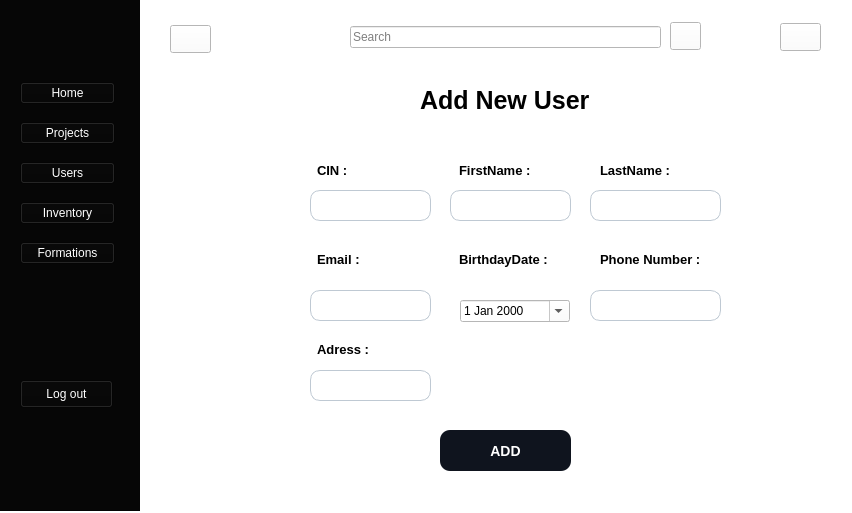
Qt form DreamBeaver/mainwindow.ui (life-is-potato/Dream-Beaver) before a commit.
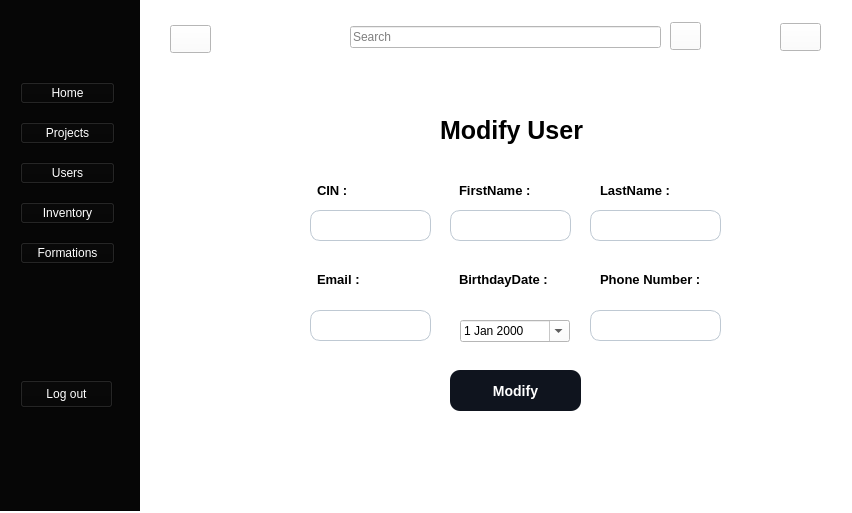
The same form after that commit. Icons and pictures are not drawn.

What changed in the file:
```diff
--- a/DreamBeaver/mainwindow.ui
+++ b/DreamBeaver/mainwindow.ui
@@ -481,7 +481,7 @@
       </rect>
      </property>
      <property name="currentIndex">
-      <number>0</number>
+      <number>2</number>
      </property>
      <widget class="QWidget" name="page">
       <widget class="QWidget" name="widget_5" native="true">
@@ -707,7 +707,7 @@
         <property name="geometry">
          <rect>
           <x>240</x>
-          <y>360</y>
+          <y>290</y>
           <width>131</width>
           <height>41</height>
          </rect>
@@ -730,40 +730,6 @@
          <string>ADD</string>
         </property>
        </widget>
-       <widget class="QLabel" name="label_15">
-        <property name="geometry">
-         <rect>
-          <x>117</x>
-          <y>260</y>
-          <width>136</width>
-          <height>39</height>
-         </rect>
-        </property>
-        <property name="styleSheet">
-         <string notr="true">font-size:13px;
-font-weight:bold ; </string>
-        </property>
-        <property name="text">
-         <string>Adress :</string>
-        </property>
-       </widget>
-       <widget class="QLineEdit" name="adress">
-        <property name="geometry">
-         <rect>
-          <x>110</x>
-          <y>300</y>
-          <width>121</width>
-          <height>31</height>
-         </rect>
-        </property>
-        <property name="styleSheet">
-         <string notr="true">	background-color:white ; 
-	border-radius:10px ; 
-	font-size:13px ; 
-	padding-left : 15px ; 
-	border:1px solid #BFC9D3 ; </string>
-        </property>
-       </widget>
        <widget class="QDateEdit" name="birthday">
         <property name="geometry">
          <rect>
@@ -843,6 +809,290 @@
         </property>
         <property name="text">
          <string/>
+        </property>
+       </widget>
+       <widget class="QPushButton" name="modifyu">
+        <property name="geometry">
+         <rect>
+          <x>477</x>
+          <y>130</y>
+          <width>93</width>
+          <height>28</height>
+         </rect>
+        </property>
+        <property name="styleSheet">
+         <string notr="true">color: rgb(0, 0, 0);</string>
+        </property>
+        <property name="text">
+         <string>Modify</string>
+        </property>
+        <property name="checkable">
+         <bool>true</bool>
+        </property>
+        <property name="autoExclusive">
+         <bool>true</bool>
+        </property>
+       </widget>
+      </widget>
+     </widget>
+     <widget class="QWidget" name="page_3">
+      <widget class="QWidget" name="widget_6" native="true">
+       <property name="geometry">
+        <rect>
+         <x>40</x>
+         <y>0</y>
+         <width>611</width>
+         <height>391</height>
+        </rect>
+       </property>
+       <property name="styleSheet">
+        <string notr="true"/>
+       </property>
+       <widget class="QLabel" name="label_16">
+        <property name="geometry">
+         <rect>
+          <x>259</x>
+          <y>80</y>
+          <width>135</width>
+          <height>40</height>
+         </rect>
+        </property>
+        <property name="styleSheet">
+         <string notr="true">font-size:13px;
+font-weight:bold ; </string>
+        </property>
+        <property name="text">
+         <string>FirstName :</string>
+        </property>
+       </widget>
+       <widget class="QLabel" name="label_7">
+        <property name="geometry">
+         <rect>
+          <x>240</x>
+          <y>10</y>
+          <width>181</width>
+          <height>61</height>
+         </rect>
+        </property>
+        <property name="styleSheet">
+         <string notr="true">	font-size: 25px ; 
+	font-weight:bold ; </string>
+        </property>
+        <property name="text">
+         <string>Modify User</string>
+        </property>
+       </widget>
+       <widget class="QLabel" name="label_17">
+        <property name="geometry">
+         <rect>
+          <x>117</x>
+          <y>80</y>
+          <width>136</width>
+          <height>40</height>
+         </rect>
+        </property>
+        <property name="styleSheet">
+         <string notr="true">font-size:13px;
+font-weight:bold ; </string>
+        </property>
+        <property name="text">
+         <string>CIN :</string>
+        </property>
+       </widget>
+       <widget class="QLabel" name="label_18">
+        <property name="geometry">
+         <rect>
+          <x>117</x>
+          <y>170</y>
+          <width>136</width>
+          <height>39</height>
+         </rect>
+        </property>
+        <property name="styleSheet">
+         <string notr="true">font-size:13px;
+font-weight:bold ; </string>
+        </property>
+        <property name="text">
+         <string>Email :</string>
+        </property>
+       </widget>
+       <widget class="QLineEdit" name="fname_2">
+        <property name="geometry">
+         <rect>
+          <x>250</x>
+          <y>120</y>
+          <width>121</width>
+          <height>31</height>
+         </rect>
+        </property>
+        <property name="styleSheet">
+         <string notr="true">	background-color:white ; 
+	border-radius:10px ; 
+	font-size:13px ; 
+	padding-left : 15px ; 
+	border:1px solid #BFC9D3 ; </string>
+        </property>
+       </widget>
+       <widget class="QLineEdit" name="lname_2">
+        <property name="geometry">
+         <rect>
+          <x>390</x>
+          <y>120</y>
+          <width>131</width>
+          <height>31</height>
+         </rect>
+        </property>
+        <property name="styleSheet">
+         <string notr="true">	background-color:white ; 
+	border-radius:10px ; 
+	font-size:13px ; 
+	padding-left : 15px ; 
+	border:1px solid #BFC9D3 ; </string>
+        </property>
+       </widget>
+       <widget class="QLineEdit" name="phone_3">
+        <property name="geometry">
+         <rect>
+          <x>390</x>
+          <y>220</y>
+          <width>131</width>
+          <height>31</height>
+         </rect>
+        </property>
+        <property name="styleSheet">
+         <string notr="true">	background-color:white ; 
+	border-radius:10px ; 
+	font-size:13px ; 
+	padding-left : 15px ; 
+	border:1px solid #BFC9D3 ; </string>
+        </property>
+       </widget>
+       <widget class="QLabel" name="label_19">
+        <property name="geometry">
+         <rect>
+          <x>400</x>
+          <y>80</y>
+          <width>136</width>
+          <height>40</height>
+         </rect>
+        </property>
+        <property name="styleSheet">
+         <string notr="true">font-size:13px;
+font-weight:bold ; </string>
+        </property>
+        <property name="text">
+         <string>LastName :</string>
+        </property>
+       </widget>
+       <widget class="QLineEdit" name="cin_2">
+        <property name="geometry">
+         <rect>
+          <x>110</x>
+          <y>120</y>
+          <width>121</width>
+          <height>31</height>
+         </rect>
+        </property>
+        <property name="styleSheet">
+         <string notr="true">	background-color:white ; 
+	border-radius:10px ; 
+	font-size:13px ; 
+	padding-left : 15px ; 
+	border:1px solid #BFC9D3 ; </string>
+        </property>
+        <property name="echoMode">
+         <enum>QLineEdit::Normal</enum>
+        </property>
+       </widget>
+       <widget class="QLabel" name="label_20">
+        <property name="geometry">
+         <rect>
+          <x>400</x>
+          <y>170</y>
+          <width>136</width>
+          <height>39</height>
+         </rect>
+        </property>
+        <property name="styleSheet">
+         <string notr="true">font-size:13px;
+font-weight:bold ; </string>
+        </property>
+        <property name="text">
+         <string>Phone Number :</string>
+        </property>
+       </widget>
+       <widget class="QLabel" name="label_21">
+        <property name="geometry">
+         <rect>
+          <x>259</x>
+          <y>170</y>
+          <width>135</width>
+          <height>39</height>
+         </rect>
+        </property>
+        <property name="styleSheet">
+         <string notr="true">font-size:13px;
+font-weight:bold ; </string>
+        </property>
+        <property name="text">
+         <string>BirthdayDate :</string>
+        </property>
+       </widget>
+       <widget class="QLineEdit" name="email_2">
+        <property name="geometry">
+         <rect>
+          <x>110</x>
+          <y>220</y>
+          <width>121</width>
+          <height>31</height>
+         </rect>
+        </property>
+        <property name="styleSheet">
+         <string notr="true">	background-color:white ; 
+	border-radius:10px ; 
+	font-size:13px ; 
+	padding-left : 15px ; 
+	border:1px solid #BFC9D3 ; </string>
+        </property>
+       </widget>
+       <widget class="QPushButton" name="modify_user">
+        <property name="geometry">
+         <rect>
+          <x>250</x>
+          <y>280</y>
+          <width>131</width>
+          <height>41</height>
+         </rect>
+        </property>
+        <property name="styleSheet">
+         <string notr="true">#modify_user {
+	background-color:#0F141E ; 
+	border-radius:10px ; 
+	color : white ; 
+	font-size:14px ; 
+	font-weight:bold; 
+}
+
+#modify_user::hover {
+	background-color:#4AC7EA ; 
+	color:white ; 
+}</string>
+        </property>
+        <property name="text">
+         <string>Modify</string>
+        </property>
+       </widget>
+       <widget class="QDateEdit" name="birthday_2">
+        <property name="geometry">
+         <rect>
+          <x>260</x>
+          <y>230</y>
+          <width>110</width>
+          <height>22</height>
+         </rect>
+        </property>
+        <property name="calendarPopup">
+         <bool>true</bool>
         </property>
        </widget>
       </widget>
```
